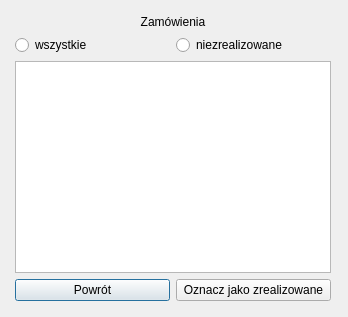
Before: the Qt Designer form Sklep/zamowienia_pracownik.ui in AdriannaUrbanska/MusicStore, drawn with Qt 5.
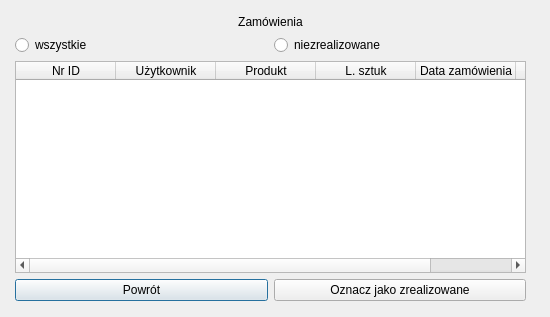
After: the same form once the commit is applied.

The edit to the form file:
```diff
--- a/Sklep/zamowienia_pracownik.ui
+++ b/Sklep/zamowienia_pracownik.ui
@@ -6,7 +6,7 @@
    <rect>
     <x>0</x>
     <y>0</y>
-    <width>348</width>
+    <width>550</width>
     <height>317</height>
    </rect>
   </property>
@@ -18,13 +18,13 @@
   </property>
   <property name="minimumSize">
    <size>
-    <width>348</width>
+    <width>550</width>
     <height>317</height>
    </size>
   </property>
   <property name="maximumSize">
    <size>
-    <width>348</width>
+    <width>550</width>
     <height>317</height>
    </size>
   </property>
@@ -36,7 +36,7 @@
     <rect>
      <x>15</x>
      <y>15</y>
-     <width>316</width>
+     <width>511</width>
      <height>286</height>
     </rect>
    </property>
@@ -70,7 +70,38 @@
      </layout>
     </item>
     <item>
-     <widget class="QTableWidget" name="tableWidget"/>
+     <widget class="QTableWidget" name="tableWidget">
+      <column>
+       <property name="text">
+        <string>Nr ID</string>
+       </property>
+      </column>
+      <column>
+       <property name="text">
+        <string>Użytkownik</string>
+       </property>
+      </column>
+      <column>
+       <property name="text">
+        <string>Produkt</string>
+       </property>
+      </column>
+      <column>
+       <property name="text">
+        <string>L. sztuk</string>
+       </property>
+      </column>
+      <column>
+       <property name="text">
+        <string>Data zamówienia</string>
+       </property>
+      </column>
+      <column>
+       <property name="text">
+        <string>Status</string>
+       </property>
+      </column>
+     </widget>
     </item>
     <item>
      <layout class="QHBoxLayout" name="horizontalLayout">
```
